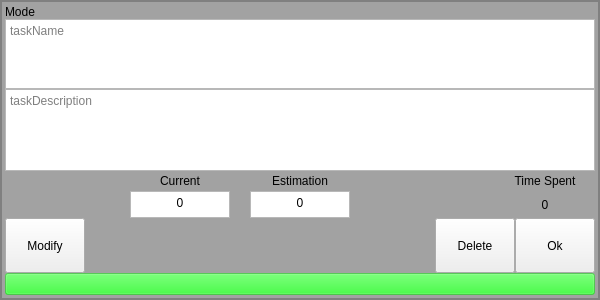
First picture: the form in PomoPeak/taskQT.ui, repository TheVipek/PomoPeak, before the edit.
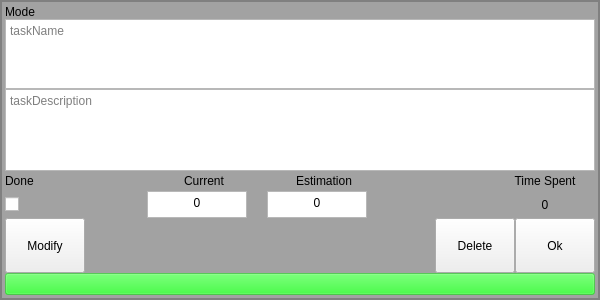
Second picture: the form after the edit.

The edit to the form file:
```diff
--- a/PomoPeak/taskQT.ui
+++ b/PomoPeak/taskQT.ui
@@ -87,7 +87,7 @@
     </widget>
    </item>
    <item>
-    <layout class="QHBoxLayout" name="horizontalLayout_3" stretch="0,0,0,0,0">
+    <layout class="QHBoxLayout" name="horizontalLayout_3" stretch="0,0,0,0,0,0">
      <property name="spacing">
       <number>20</number>
      </property>
@@ -103,6 +103,13 @@
      <property name="bottomMargin">
       <number>0</number>
      </property>
+     <item>
+      <widget class="QLabel" name="isDoneLabel">
+       <property name="text">
+        <string>Done</string>
+       </property>
+      </widget>
+     </item>
      <item>
       <spacer name="horizontalSpacer_4">
        <property name="orientation">
@@ -216,7 +223,7 @@
     </layout>
    </item>
    <item>
-    <layout class="QHBoxLayout" name="horizontalLayout" stretch="0,0,0,0,0">
+    <layout class="QHBoxLayout" name="horizontalLayout" stretch="0,0,0,0,0,0">
      <property name="spacing">
       <number>20</number>
      </property>
@@ -232,6 +239,13 @@
      <property name="bottomMargin">
       <number>0</number>
      </property>
+     <item>
+      <widget class="QCheckBox" name="isDoneCheckBox">
+       <property name="text">
+        <string/>
+       </property>
+      </widget>
+     </item>
      <item>
       <spacer name="horizontalSpacer">
        <property name="orientation">
@@ -271,6 +285,12 @@
        <property name="frameShape">
         <enum>QFrame::StyledPanel</enum>
        </property>
+       <property name="verticalScrollBarPolicy">
+        <enum>Qt::ScrollBarAlwaysOff</enum>
+       </property>
+       <property name="horizontalScrollBarPolicy">
+        <enum>Qt::ScrollBarAlwaysOff</enum>
+       </property>
        <property name="tabChangesFocus">
         <bool>false</bool>
        </property>
@@ -306,6 +326,12 @@
          <height>40</height>
         </size>
        </property>
+       <property name="verticalScrollBarPolicy">
+        <enum>Qt::ScrollBarAlwaysOff</enum>
+       </property>
+       <property name="horizontalScrollBarPolicy">
+        <enum>Qt::ScrollBarAlwaysOff</enum>
+       </property>
        <property name="html">
         <string>&lt;!DOCTYPE HTML PUBLIC &quot;-//W3C//DTD HTML 4.0//EN&quot; &quot;http://www.w3.org/TR/REC-html40/strict.dtd&quot;&gt;
 &lt;html&gt;&lt;head&gt;&lt;meta name=&quot;qrichtext&quot; content=&quot;1&quot; /&gt;&lt;meta charset=&quot;utf-8&quot; /&gt;&lt;style type=&quot;text/css&quot;&gt;
```
